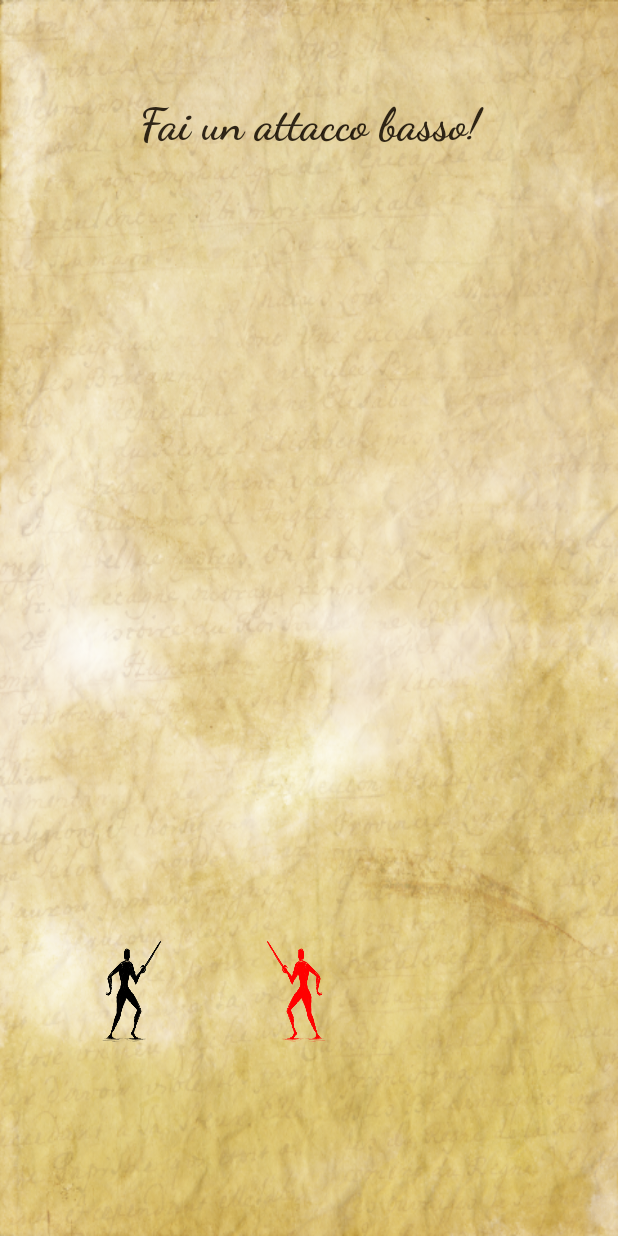
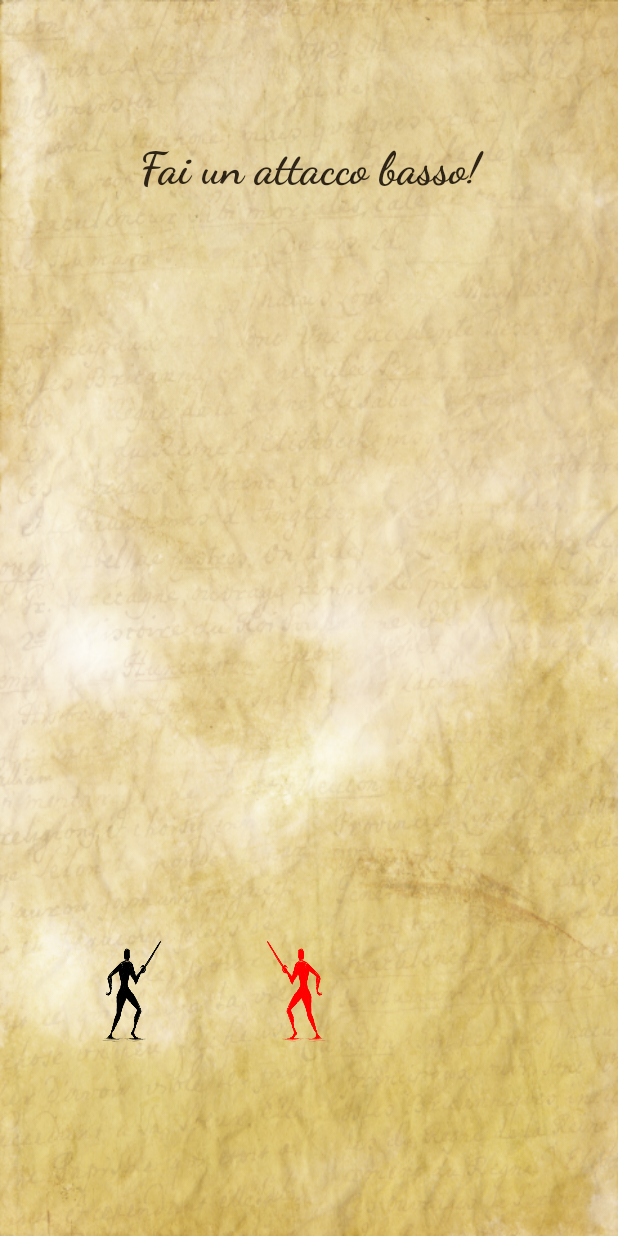
Before and after one commit to frabulous/DetectMotion, an Android app: the PracticeModeActivity screen opened directly, with no data from a screen before it, on a phone screen of 412 x 824 dp. Run offline under Robolectric (Android 15) with nearby library versions, the phone set to English and light mode, and no system bars.

Commit message:
new background and logo, layout improved

```diff
--- a/app/src/main/res/layout/activity_practice_mode.xml
+++ b/app/src/main/res/layout/activity_practice_mode.xml
@@ -21,15 +21,16 @@
         android:id="@+id/tvCommand"
         android:layout_width="match_parent"
         android:layout_height="wrap_content"
-        android:layout_alignParentTop="true"
-        android:layout_centerHorizontal="true"
-        android:layout_marginTop="64dp"
+        android:layout_marginTop="93dp"
         android:fontFamily="cursive"
         android:text="tutorial command here"
         android:textAlignment="center"
         android:textColor="@color/brown_ink"
         android:textSize="30sp"
-        android:textStyle="bold" />
+        android:textStyle="bold"
+        android:layout_alignParentTop="true"
+        android:layout_alignParentLeft="true"
+        android:layout_alignParentStart="true" />
 
     <TextView
         android:id="@+id/tvCheck"
```
